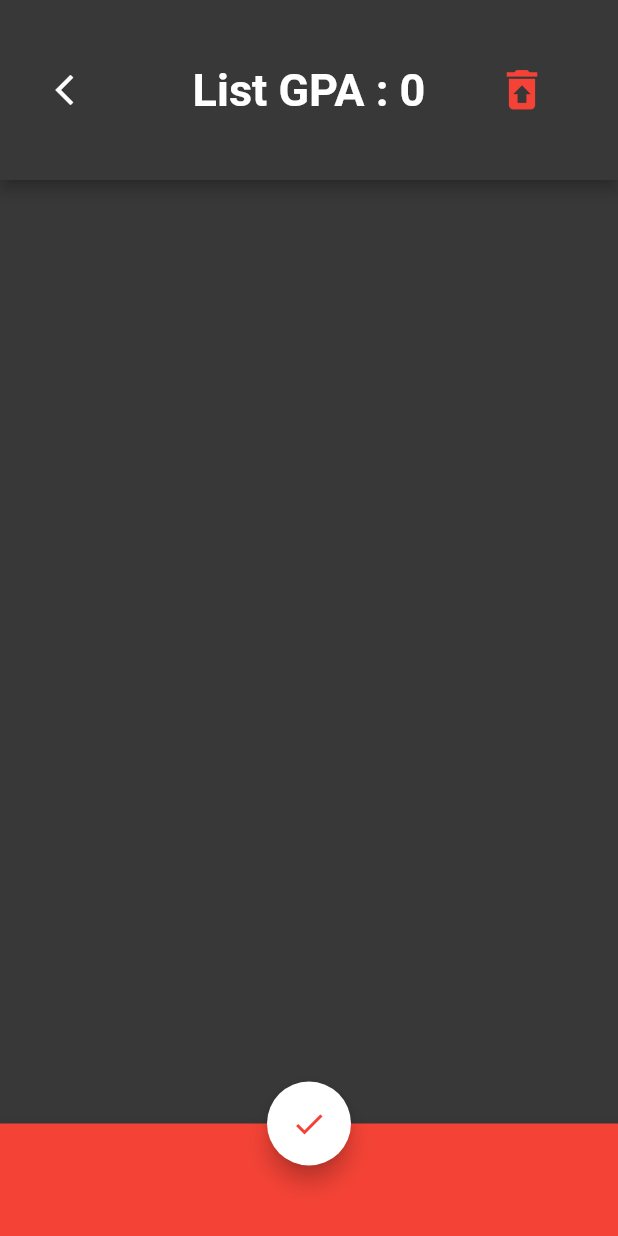
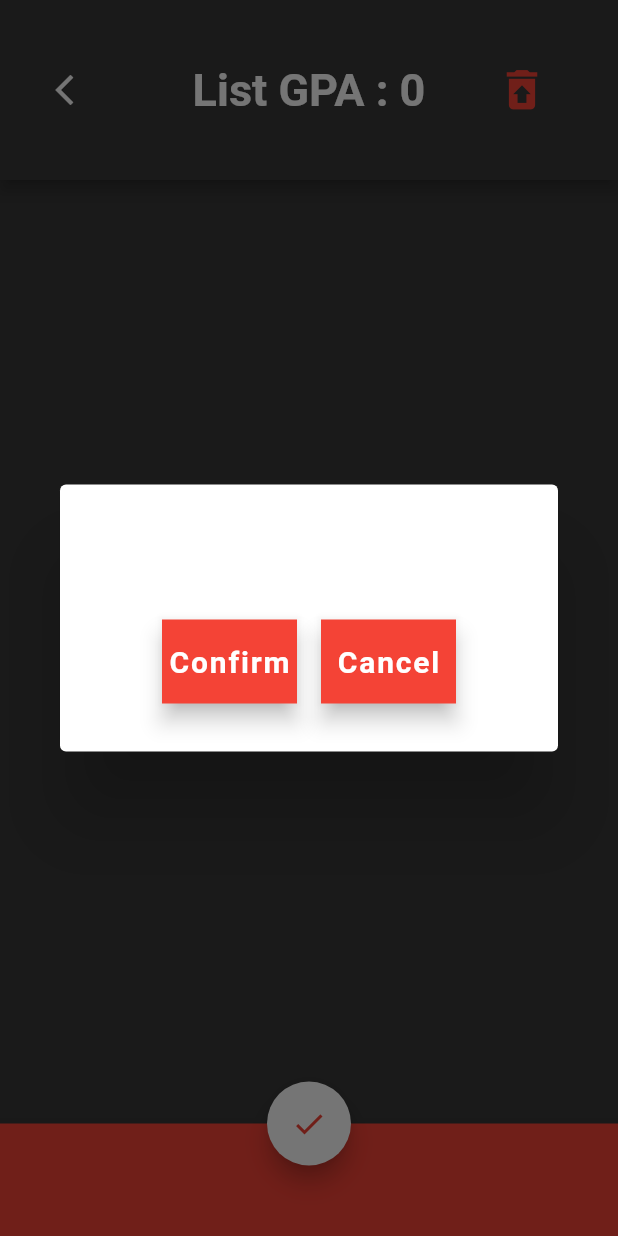
Before and after one commit to BossHunTerCoding/GPA-Calculator-With-Flutter, a Flutter app: the GPAcalPage screen opened directly, after a tap on the "restore from trash" icon, on a phone screen of 412 x 824 dp. Run offline on Flutter 3.47's test engine with Material 2 defaults, Android fonts, the phone set to English and light mode, and no system bars.

Commit message:
navigator & clear all

```diff
--- a/lib/page/gpa_cal_page.dart
+++ b/lib/page/gpa_cal_page.dart
@@ -30,7 +30,8 @@ class _GPAcalPageState extends State<GPAcalPage> {
         padding: const EdgeInsets.all(20.0),
         child: FittedBox(
           fit: BoxFit.fitWidth,
-          child: GPAapp.setText('List GPA : ${GPAscoreDATA.listCalName.length}'),
+          child:
+              GPAapp.setText('List GPA : ${GPAscoreDATA.listCalName.length}'),
         ),
       ),
       actions: [
@@ -39,11 +40,65 @@ class _GPAcalPageState extends State<GPAcalPage> {
           child: IconButton(
               padding: EdgeInsets.zero,
               onPressed: () {
-                setState(() {
-                  GPAscoreDATA.listCalName.clear();
-                  GPAscoreDATA.listCalGrade.clear();
-                  GPAscoreDATA.listCalUnit.clear();
-                });
+                showDialog(
+                    context: context,
+                    builder: (builder) {
+                      return AlertDialog(
+                        content: Column(
+                          mainAxisSize: MainAxisSize.min,
+                          mainAxisAlignment: MainAxisAlignment.center,
+                          children: [
+                            Padding(
+                              padding: const EdgeInsets.all(8.0),
+                              child: GPAapp.setText(
+                                  'Are your sure you want to clear all', 20),
+                            ),
+                            Row(
+                              mainAxisAlignment: MainAxisAlignment.center,
+                              children: [
+                                Padding(
+                                  padding: const EdgeInsets.all(8.0),
+                                  child: SizedBox(
+                                    width: 90,
+                                    child: FloatingActionButton(
+                                      hoverColor:
+                                          const Color.fromARGB(255, 163, 15, 5),
+                                      backgroundColor: Colors.red,
+                                      onPressed: () {
+                                        setState(() {
+                                          GPAscoreDATA.listCalName.clear();
+                                          GPAscoreDATA.listCalGrade.clear();
+                                          GPAscoreDATA.listCalUnit.clear();
+                                          Navigator.pop(context);
+                                        });
+                                      },
+                                      shape: const BeveledRectangleBorder(),
+                                      child: GPAapp.setText('Confirm', 20),
+                                    ),
+                                  ),
+                                ),
+                                Padding(
+                                  padding: const EdgeInsets.all(8.0),
+                                  child: SizedBox(
+                                    width: 90,
+                                    child: FloatingActionButton(
+                                      hoverColor:
+                                          const Color.fromARGB(255, 163, 15, 5),
+                                      backgroundColor: Colors.red,
+                                      onPressed: () {
+                                        Navigator.pop(context);
+                                      },
+                                      shape: const BeveledRectangleBorder(),
+                                      child: GPAapp.setText('Cancel', 20),
+                                    ),
+                                  ),
+                                ),
+                              ],
+                            )
+                          ],
+                        ),
+                      );
+                    });
               },
               icon: const Icon(
                 Icons.restore_from_trash,
--- a/lib/page/gpa_page.dart
+++ b/lib/page/gpa_page.dart
@@ -38,7 +38,9 @@ class _GPAPageState extends State<GPAPage> {
               Navigator.push(
                 context,
                 MaterialPageRoute(builder: (context) => const GPAcalPage()),
-              );
+              ).then((value) {
+                setState(() {});
+              });
             },
             elevation: 2.0,
             fillColor: Colors.red,
```
